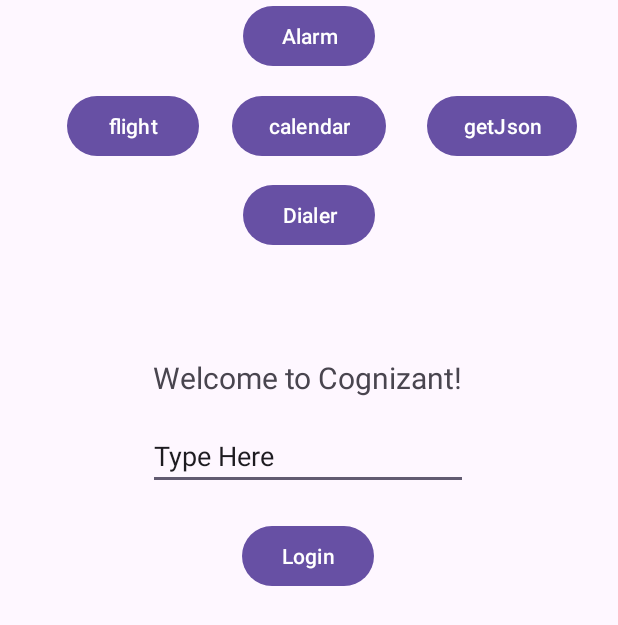
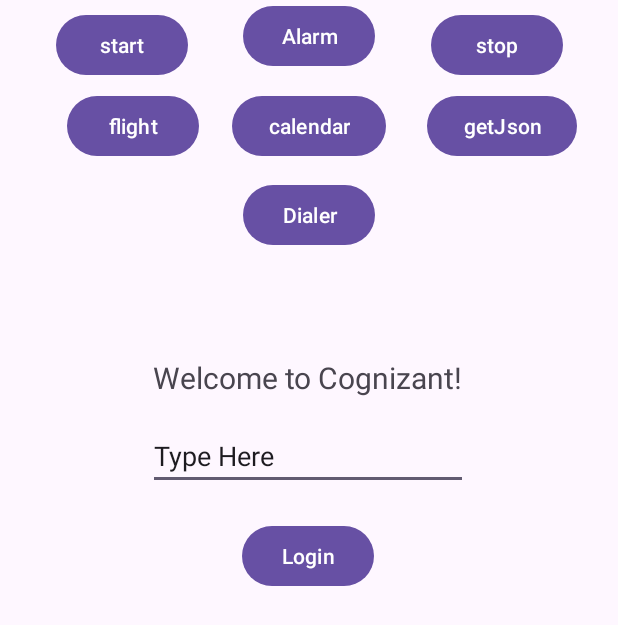
Before and after one commit to W00LaLa/CognizantRever-AndroidStudio, an Android app: the layout activity_main.xml on its own in the app's theme, with its tools: preview values and no code run, on a phone screen of 412 x 824 dp. Shown: the top 625 px of the screen. Run offline under Robolectric (Android 15) with nearby library versions, the phone set to English and light mode, and no system bars.

Commit message:
start-stop service

```diff
--- a/app/build.gradle.kts
+++ b/app/build.gradle.kts
@@ -4,6 +4,9 @@
 }
 
 android {
+    buildFeatures{
+        viewBinding = true
+    }
     namespace = "com.example.cognizantrever"
     compileSdk = 34
 
--- a/app/src/main/res/layout/activity_main.xml
+++ b/app/src/main/res/layout/activity_main.xml
@@ -98,4 +98,24 @@
         app:layout_constraintBottom_toBottomOf="@+id/btnCalendar"
         app:layout_constraintEnd_toEndOf="parent"
         app:layout_constraintStart_toEndOf="@+id/btnCalendar" />
+
+    <Button
+        android:id="@+id/btnStart"
+        android:layout_width="wrap_content"
+        android:layout_height="wrap_content"
+        android:text="start"
+        app:layout_constraintBottom_toTopOf="@+id/flightbroad"
+        app:layout_constraintEnd_toStartOf="@+id/btnAlarm"
+        app:layout_constraintStart_toStartOf="parent"
+        app:layout_constraintTop_toTopOf="parent" />
+
+    <Button
+        android:id="@+id/btnStop"
+        android:layout_width="wrap_content"
+        android:layout_height="wrap_content"
+        android:text="stop"
+        app:layout_constraintBottom_toTopOf="@+id/btnJson"
+        app:layout_constraintEnd_toEndOf="parent"
+        app:layout_constraintStart_toEndOf="@+id/btnAlarm"
+        app:layout_constraintTop_toTopOf="parent" />
 </androidx.constraintlayout.widget.ConstraintLayout>
```
Also changed, not shown: app/src/main/AndroidManifest.xml (+8 -1 lines), app/src/main/java/com/example/cognizantrever/MainActivity.kt (+21 -2 lines), app/src/main/java/com/example/cognizantrever/MyService.kt (added, +33 -0 lines).
